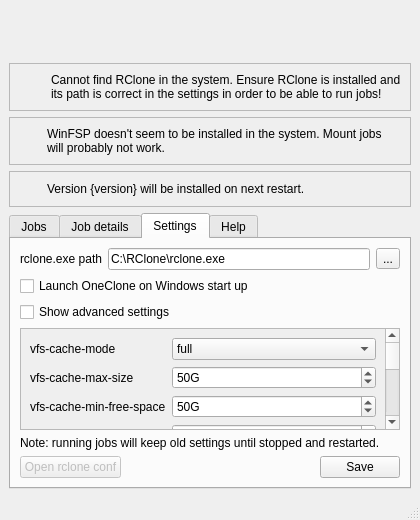
Before: the Qt Designer form view/MainWindow.ui in duri93/OneClone, drawn with Qt 5.
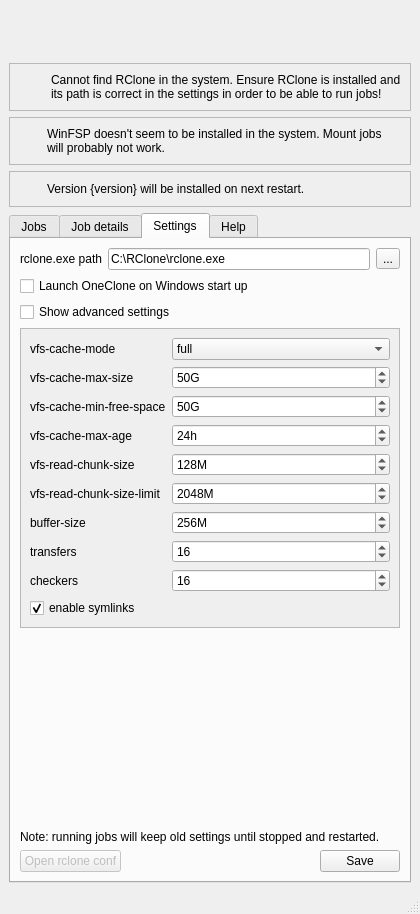
After: the same form once the commit is applied. The open tabs and pages were chosen to show the change. Icons and pictures are not drawn. Custom widgets are drawn as their Qt base class.

What changed in the file:
```diff
--- a/view/MainWindow.ui
+++ b/view/MainWindow.ui
@@ -10,7 +10,7 @@
     <x>0</x>
     <y>0</y>
     <width>420</width>
-    <height>520</height>
+    <height>914</height>
    </rect>
   </property>
   <property name="sizePolicy">
@@ -640,7 +640,7 @@
             <rect>
              <x>0</x>
              <y>0</y>
-             <width>364</width>
+             <width>378</width>
              <height>333</height>
             </rect>
            </property>
```
Left out of the diff: 4 changed lines with no effect on the pictures.
